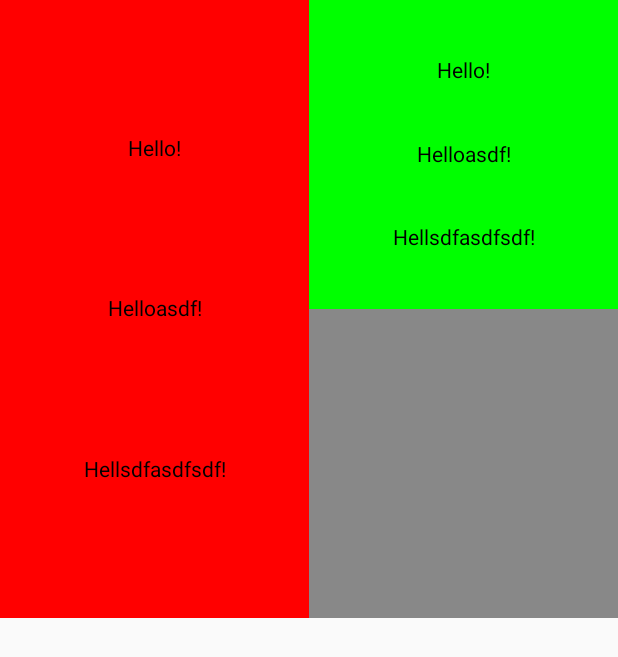
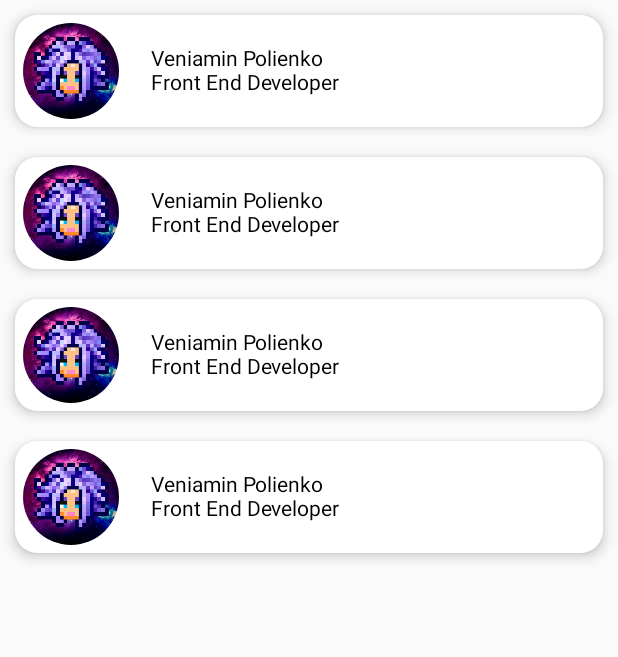
Before and after one commit to Kasaklalita/Learning-Jetpack-Compose, an Android app built with Jetpack Compose: the screen it shows after launch (MainActivity), on a phone screen of 412 x 824 dp. Shown: the top 657 px of the screen. Run offline under Robolectric (Android 15) with nearby library versions, the phone set to English and light mode, and no system bars.

Commit message:
Lesson 3

```diff
--- a/app/src/main/java/com/kasaklalita/learningjetpackcompose/MainActivity.kt
+++ b/app/src/main/java/com/kasaklalita/learningjetpackcompose/MainActivity.kt
@@ -3,69 +3,74 @@ package com.kasaklalita.learningjetpackcompose
 import android.os.Bundle
 import androidx.activity.ComponentActivity
 import androidx.activity.compose.setContent
+import androidx.compose.foundation.Image
 import androidx.compose.foundation.background
 import androidx.compose.foundation.layout.*
+import androidx.compose.foundation.shape.CircleShape
+import androidx.compose.foundation.shape.RoundedCornerShape
+import androidx.compose.material.Card
 import androidx.compose.material.MaterialTheme
 import androidx.compose.material.Surface
 import androidx.compose.material.Text
 import androidx.compose.runtime.Composable
 import androidx.compose.ui.Alignment
 import androidx.compose.ui.Modifier
+import androidx.compose.ui.draw.clip
 import androidx.compose.ui.graphics.Color
+import androidx.compose.ui.layout.ContentScale
+import androidx.compose.ui.res.painterResource
 import androidx.compose.ui.tooling.preview.Preview
+import androidx.compose.ui.unit.dp
 import com.kasaklalita.learningjetpackcompose.ui.theme.LearningJetpackComposeTheme
 
 class MainActivity : ComponentActivity() {
     override fun onCreate(savedInstanceState: Bundle?) {
         super.onCreate(savedInstanceState)
         setContent {
-            Row(
-                modifier = Modifier.background(Color.Gray).fillMaxWidth().fillMaxHeight(0.5f),
-            ) {
-                Column(
-                    modifier = Modifier.background(Color.Red).fillMaxHeight().fillMaxWidth(0.5f),
-                    horizontalAlignment = Alignment.CenterHorizontally,
-                    verticalArrangement = Arrangement.SpaceEvenly
-                ) {
-                    Text(text = "Hello!")
-                    Text(text = "Helloasdf!")
-                    Text(text = "Hellsdfasdfsdf!")
-                }
-                Column(
-                    modifier = Modifier.background(Color.Green).fillMaxHeight(0.5f).fillMaxWidth(),
-                    horizontalAlignment = Alignment.CenterHorizontally,
-                    verticalArrangement = Arrangement.SpaceEvenly
-                ) {
-                    Text(text = "Hello!")
-                    Text(text = "Helloasdf!")
-                    Text(text = "Hellsdfasdfsdf!")
-                }
+            Column() {
+                ListItem("Veniamin Polienko", "Front End Developer")
+                ListItem("Veniamin Polienko", "Front End Developer")
+                ListItem("Veniamin Polienko", "Front End Developer")
+                ListItem("Veniamin Polienko", "Front End Developer")
             }
-
-
-//            NewText()
-//            LearningJetpackComposeTheme {
-//                // A surface container using the 'background' color from the theme
-//                Surface(
-//                    modifier = Modifier.fillMaxSize(),
-//                    color = MaterialTheme.colors.background
-//                ) {
-//                    Greeting("Android")
-//                }
-//            }
         }
     }
 }
 
-//@Composable
-//fun Greeting(name: String) {
-//    Text(text = "Hello $name!")
+@Composable
+private fun ListItem(name: String, prof: String) {
+    Card(
+        modifier = Modifier
+            .fillMaxWidth()
+            .padding(10.dp),
+        shape = RoundedCornerShape(15.dp),
+        elevation = 5.dp
+    ) {
+        Box() {
+            Row(
+                verticalAlignment = Alignment.CenterVertically
+            ) {
+                Image(
+                    modifier = Modifier
+                        .padding(5.dp)
+                        .size(64.dp)
+                        .clip(CircleShape),
+                    painter = painterResource(id = R.drawable.ibishopi),
+                    contentDescription = "image",
+                    contentScale = ContentScale.Crop
+                )
+                Column(
+                    modifier = Modifier.padding(start = 16.dp)
+                ) {
+                    Text(text = name)
+                    Text(text = prof)
+                }
+            }
+        }
+    }
+}
+
+//Box(modifier = Modifier.fillMaxSize(),
+//contentAlignment = Alignment.Center) {
+//    Text(text = "Aasdfasf")
 //}
-//
-//@Preview(showBackground = true)
-//@Composable
-//fun DefaultPreview() {
-//    LearningJetpackComposeTheme {
-//        Greeting("Android")
-//    }
-//}
```
Also changed, not shown: app/src/main/res/drawable/ibishopi.png (added).
